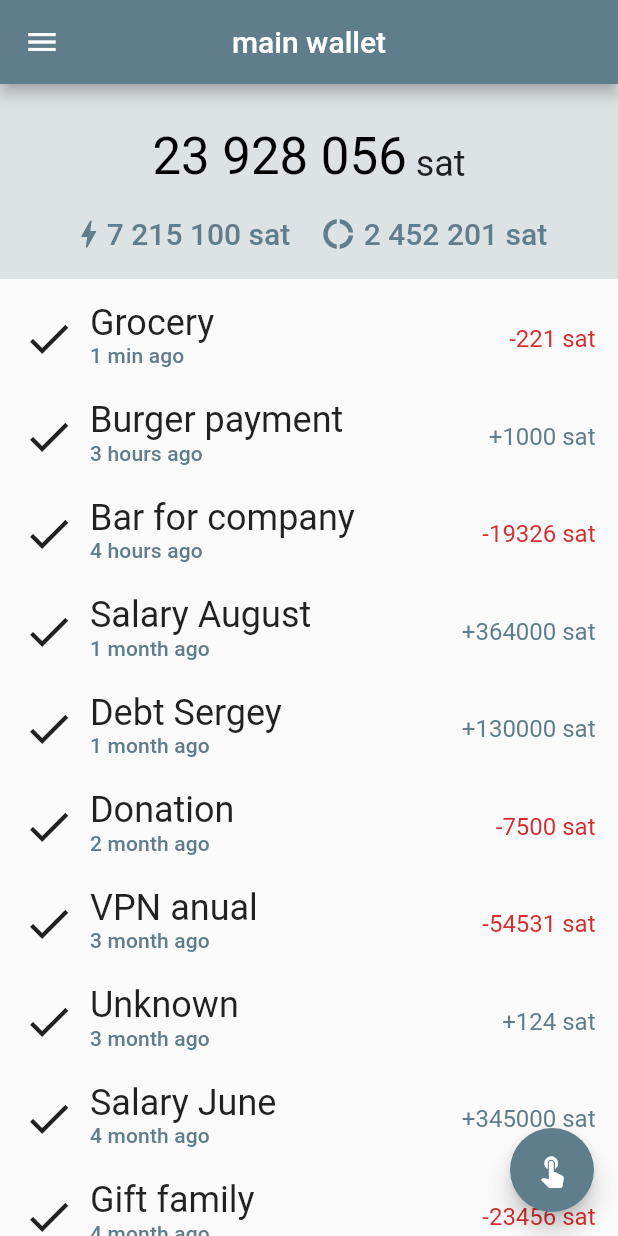
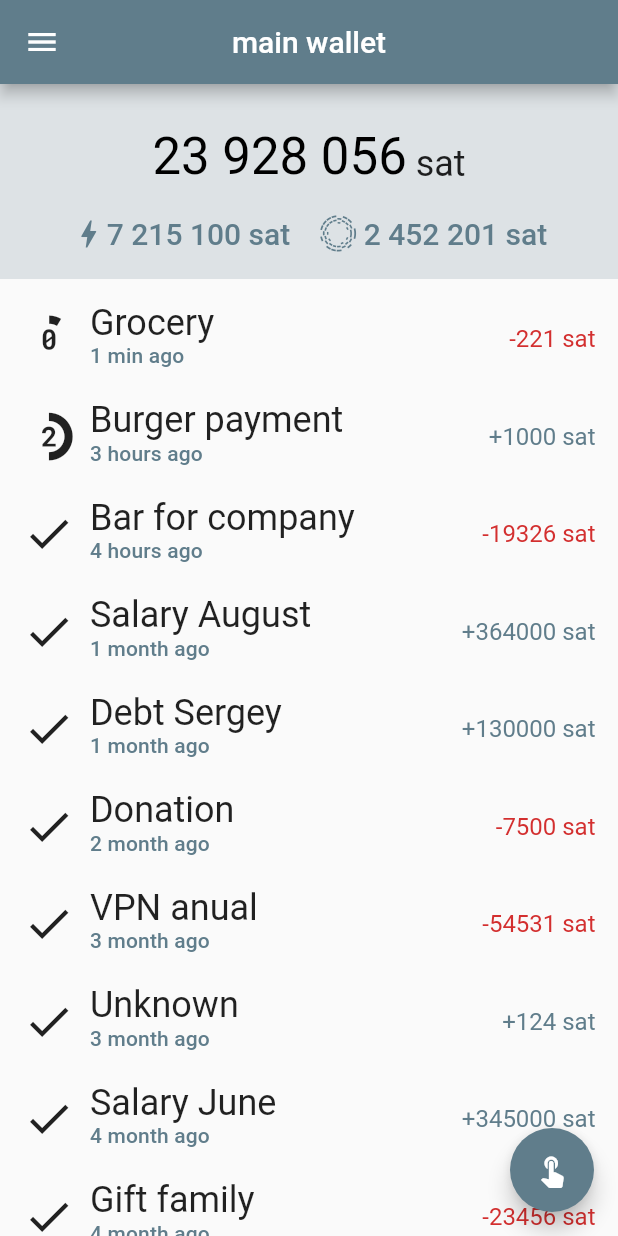
Before and after one commit to NCrashed/ergvein-experiments, a Flutter app: the screen it shows after launch, on a phone screen of 412 x 824 dp. Run offline on Flutter 3.47's test engine with Material 2 defaults, Android fonts, the phone set to English and light mode, and no system bars.

Commit message:
Add icons for confirmations

```diff
--- /dev/null
+++ b/lib/icon/data.dart
@@ -0,0 +1,11 @@
+import 'package:flutter/widgets.dart';
+
+/// [IconData] for a font awesome brand icon from a code point
+///
+class IconDataErgvein extends IconData {
+  const IconDataErgvein(int codePoint)
+      : super(
+          codePoint,
+          fontFamily: 'Ergvein',
+        );
+}
--- /dev/null
+++ b/lib/icon/icons.dart
@@ -0,0 +1,20 @@
+import 'package:flutter/widgets.dart';
+import 'data.dart';
+
+/// Custom icons for Ergvein wallet
+class ErgveinIcons {
+  /// Blockstream icon
+  static const IconData blockstream = const IconDataErgvein(0xe800);
+
+  /// Unconfirmed transaction icon
+  static const IconData unconfirmed = const IconDataErgvein(0xe805);
+
+  /// One confirmation icon
+  static const IconData confirm_one = const IconDataErgvein(0xe802);
+
+  /// Two confirmations icon
+  static const IconData confirm_two = const IconDataErgvein(0xe803);
+
+  /// three confirmations icon
+  static const IconData confirm_three = const IconDataErgvein(0xe804);
+}
--- a/lib/main.dart
+++ b/lib/main.dart
@@ -1,5 +1,7 @@
 import 'package:flutter/material.dart';
 import 'list.dart';
+import 'icon/icons.dart';
+import 'icon/widget.dart';
 
 void main() {
   runApp(const ErgveinApp());
@@ -62,18 +64,19 @@ class _BalancePageState extends State<BalancePage> {
               child: ListView(
                 padding: const EdgeInsets.all(15),
                 children: <Widget>[
-                  historyRow(theme, "Grocery", "1 min ago", -221),
-                  historyRow(theme, "Burger payment", "3 hours ago", 1000),
-                  historyRow(theme, "Bar for company", "4 hours ago", -19326),
-                  historyRow(theme, "Salary August", "1 month ago", 364000),
-                  historyRow(theme, "Debt Sergey", "1 month ago", 130000),
-                  historyRow(theme, "Donation", "2 month ago", -7500),
-                  historyRow(theme, "VPN anual", "3 month ago", -54531),
-                  historyRow(theme, "Unknown", "3 month ago", 124),
-                  historyRow(theme, "Salary June", "4 month ago", 345000),
-                  historyRow(theme, "Gift family", "4 month ago", -23456),
-                  historyRow(theme, "Donation", "4 month ago", -45),
-                  historyRow(theme, "Fastfood", "5 month ago", -1000),
+                  historyRow(theme, "Grocery", "1 min ago", -221, 0),
+                  historyRow(theme, "Burger payment", "3 hours ago", 1000, 2),
+                  historyRow(
+                      theme, "Bar for company", "4 hours ago", -19326, 6),
+                  historyRow(theme, "Salary August", "1 month ago", 364000, 6),
+                  historyRow(theme, "Debt Sergey", "1 month ago", 130000, 6),
+                  historyRow(theme, "Donation", "2 month ago", -7500, 6),
+                  historyRow(theme, "VPN anual", "3 month ago", -54531, 6),
+                  historyRow(theme, "Unknown", "3 month ago", 124, 7),
+                  historyRow(theme, "Salary June", "4 month ago", 345000, 6),
+                  historyRow(theme, "Gift family", "4 month ago", -23456, 6),
+                  historyRow(theme, "Donation", "4 month ago", -45, 6),
+                  historyRow(theme, "Fastfood", "5 month ago", -1000, 6),
                 ],
               ),
             ),
@@ -88,8 +91,8 @@ class _BalancePageState extends State<BalancePage> {
     );
   }
 
-  Container historyRow(
-      ThemeData theme, String description, String time, int amount) {
+  Container historyRow(ThemeData theme, String description, String time,
+      int amount, int confirmations) {
     var amountWidget = null;
     if (amount >= 0) {
       amountWidget = Text("+$amount sat",
@@ -98,16 +101,40 @@ class _BalancePageState extends State<BalancePage> {
       amountWidget = Text("$amount sat",
           style: theme.textTheme.subtitle1?.copyWith(color: theme.errorColor));
     }
+    var confirmationIcon = null;
+    if (confirmations > 3) {
+      confirmationIcon = Icon(
+        Icons.check,
+        size: 35,
+      );
+    } else if (confirmations == 3) {
+      confirmationIcon = Icon(
+        ErgveinIcons.confirm_three,
+        size: 35,
+      );
+    } else if (confirmations == 2) {
+      confirmationIcon = Icon(
+        ErgveinIcons.confirm_two,
+        size: 35,
+      );
+    } else if (confirmations == 1) {
+      confirmationIcon = Icon(
+        ErgveinIcons.confirm_one,
+        size: 35,
+      );
+    } else if (confirmations == 0) {
+      confirmationIcon = Icon(
+        ErgveinIcons.unconfirmed,
+        size: 35,
+      );
+    }
     return Container(
       height: 50,
       margin: const EdgeInsets.only(bottom: 15.0),
       child: Row(
         mainAxisAlignment: MainAxisAlignment.start,
         children: [
-          Icon(
-            Icons.check,
-            size: 35,
-          ),
+          confirmationIcon,
           Container(
             margin: const EdgeInsets.only(left: 10.0),
             child: Column(
@@ -178,7 +205,7 @@ class _BalancePageState extends State<BalancePage> {
                   icon: Container(
                     margin: const EdgeInsets.only(right: 5.0),
                     child: Icon(
-                      Icons.donut_large_sharp,
+                      ErgveinIcons.blockstream,
                       color: theme.colorScheme.secondaryVariant,
                     ),
                   )),
--- a/pubspec.yaml
+++ b/pubspec.yaml
@@ -87,3 +87,8 @@ flutter:
   #
   # For details regarding fonts from package dependencies,
   # see https://flutter.dev/custom-fonts/#from-packages
+
+  fonts:
+    - family: Ergvein
+      fonts:
+        - asset: fonts/ergvein.ttf
```
Also changed, not shown: lib/icon/widget.dart (added, +147 -0 lines), design/icons/Blockstream_logo.svg (added), design/icons/four_confirmations.svg (added), design/icons/one_confirmation.svg (added), design/icons/sand_clock.svg (added), design/icons/three_confirmations.svg (added), design/icons/two_confirmations.svg (added), design/icons/unconfirmed.svg (added), fonts/ergvein.ttf (added).
